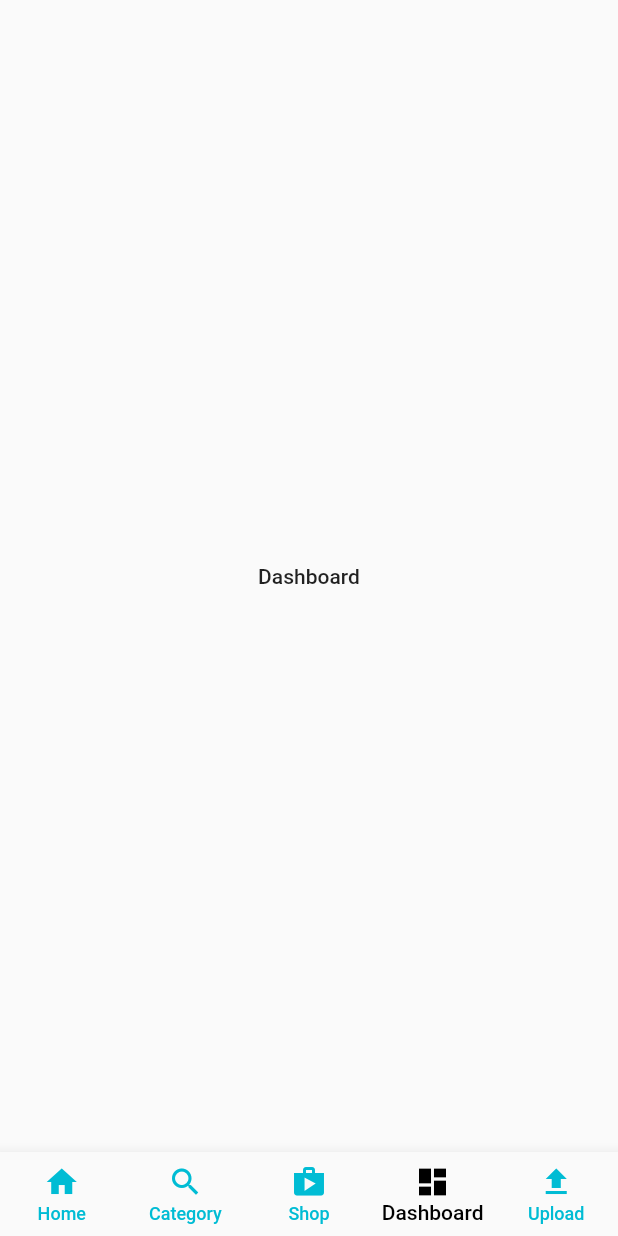
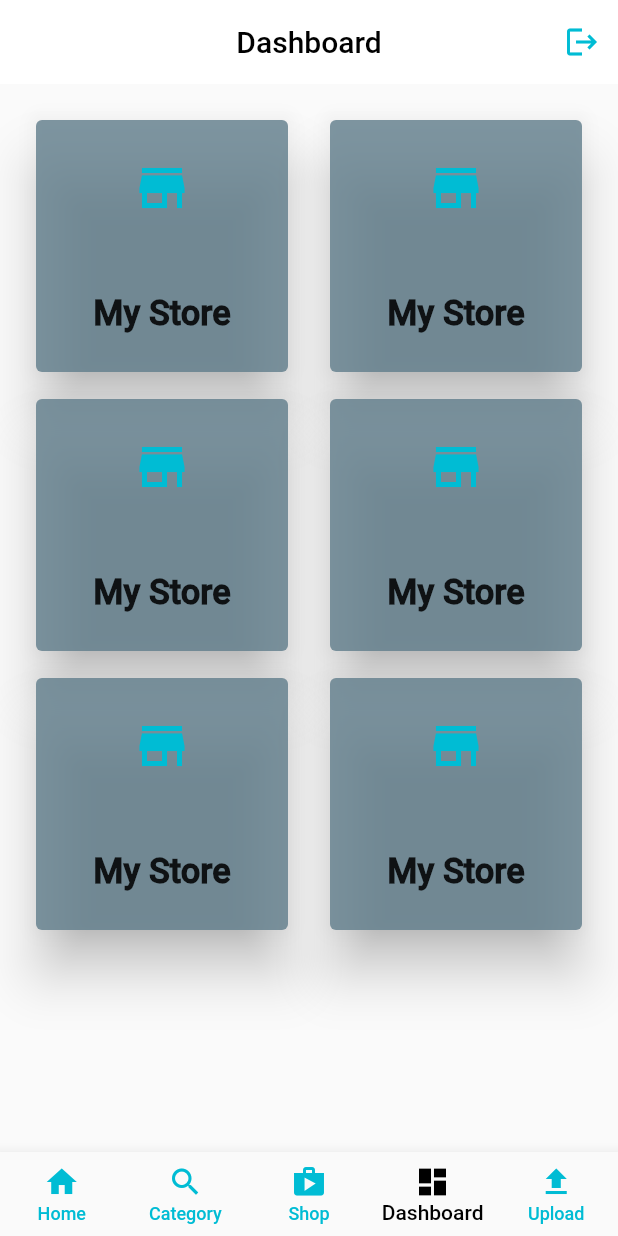
Before and after one commit to RogerParis/multi_vendor, a Flutter app: the screen it shows after launch, item 4 of the bottom bar chosen, on a phone screen of 412 x 824 dp. Run offline on Flutter 3.47's test engine with Material 2 defaults, Android fonts, the light colour scheme and no system bars; our stand-ins replace cloud_firestore, firebase_auth, firebase_core, firebase_storage, image_picker; accounts and stored records are empty.

Commit message:
adds dashboard screen

```diff
--- /dev/null
+++ b/lib/views/dashboard_screen.dart
@@ -0,0 +1,61 @@
+import 'package:flutter/material.dart';
+
+class DashboardScreen extends StatelessWidget {
+  const DashboardScreen({Key? key}) : super(key: key);
+
+  @override
+  Widget build(BuildContext context) {
+    return Scaffold(
+      appBar: AppBar(
+        backgroundColor: Colors.white,
+        elevation: 0,
+        centerTitle: true,
+        title: const Text(
+          'Dashboard',
+          style: TextStyle(
+            color: Colors.black,
+          ),
+        ),
+        actions: [
+          IconButton(
+            onPressed: () {},
+            icon: const Icon(
+              Icons.logout,
+              color: Colors.cyan,
+            ),
+          ),
+        ],
+      ),
+      body: Padding(
+        padding: const EdgeInsets.all(20.0),
+        child: GridView.count(
+          crossAxisCount: 2,
+          mainAxisSpacing: 10,
+          crossAxisSpacing: 20,
+          children: List.generate(6, (index) {
+            return Card(
+                elevation: 15,
+                color: Colors.blueGrey.withOpacity(0.8),
+                child: Column(
+                  mainAxisAlignment: MainAxisAlignment.spaceAround,
+                  children: const [
+                    Icon(
+                      Icons.store,
+                      size: 40,
+                      color: Colors.cyan,
+                    ),
+                    Text(
+                      'My Store',
+                      style: TextStyle(
+                        fontSize: 23,
+                        fontWeight: FontWeight.bold,
+                      ),
+                    )
+                  ],
+                ));
+          }),
+        ),
+      ),
+    );
+  }
+}
--- a/lib/views/seller_home_screen.dart
+++ b/lib/views/seller_home_screen.dart
@@ -1,6 +1,7 @@
 import 'package:flutter/material.dart';
 import 'package:multi_vendor/views/cart_screen.dart';
 import 'package:multi_vendor/views/category_screen.dart';
+import 'package:multi_vendor/views/dashboard_screen.dart';
 import 'package:multi_vendor/views/home_screen.dart';
 import 'package:multi_vendor/views/profile_screen.dart';
 
@@ -18,13 +19,11 @@ class _SellerHomeScreenState extends State<SellerHomeScreen> {
 
   final List<Widget> _pages = [
     const HomeScreen(),
-    CategoryScreen(),
+    const CategoryScreen(),
     const Center(
       child: Text('Shop Screen'),
     ),
-    const Center(
-      child: Text('Dashboard'),
-    ),
+    const DashboardScreen(),
     const Center(
       child: Text('Upload'),
     ),
```
